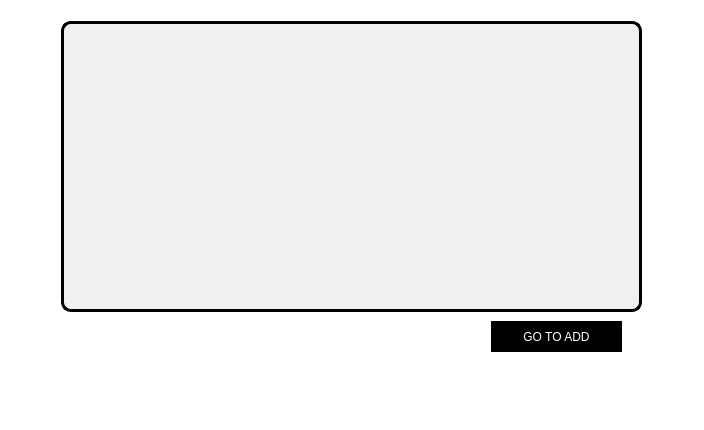
Above: freetadd.ui from natalyatesluk/courseWork before the change. Below: the same form after it.
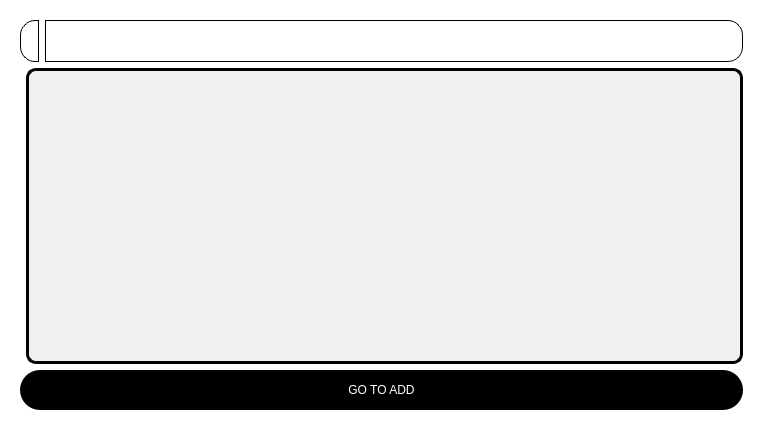
That is the form after the change. The open tabs and pages were chosen to show the change. Icons and pictures are not drawn.

Commit message: search made, icons added, delete dbmanager::updateList

Patch:
```diff
--- a/freetadd.ui
+++ b/freetadd.ui
@@ -6,7 +6,7 @@
    <rect>
     <x>0</x>
     <y>0</y>
-    <width>704</width>
+    <width>763</width>
     <height>430</height>
    </rect>
   </property>
@@ -87,27 +87,59 @@
       <number>1</number>
      </property>
      <widget class="QWidget" name="showPage">
-      <widget class="QTableView" name="frTimeTv">
-       <property name="geometry">
-        <rect>
-         <x>50</x>
-         <y>10</y>
-         <width>581</width>
-         <height>291</height>
-        </rect>
-       </property>
-      </widget>
-      <widget class="QPushButton" name="goAddPb">
-       <property name="geometry">
-        <rect>
-         <x>480</x>
-         <y>310</y>
-         <width>131</width>
-         <height>31</height>
-        </rect>
-       </property>
-       <property name="styleSheet">
-        <string notr="true">QPushButton
+      <layout class="QGridLayout" name="gridLayout_3">
+       <item row="0" column="0" colspan="2">
+        <layout class="QHBoxLayout" name="horizontalLayout">
+         <item>
+          <widget class="QLabel" name="searchLbl">
+           <property name="styleSheet">
+            <string notr="true">QLabel {
+    border: 1px solid #000000; /* Задайте границю */
+    border-top-left-radius: 15px; /* Заокруглення тільки з одного боку */
+    border-bottom-left-radius: 15px;
+    border-top-right-radius: 0; /* Встановіть інші кути без заокруглення */
+    border-bottom-right-radius: 0;
+    background-color: rgb(255, 255, 255); /* Колір фону */
+    color: #000000; /* Колір тексту */
+    padding: 5px; /* Відступи */
+    width: 35px;
+    height: 30px;
+}
+</string>
+           </property>
+           <property name="text">
+            <string/>
+           </property>
+           <property name="pixmap">
+            <pixmap resource="picture.qrc">:/photo/search.png</pixmap>
+           </property>
+          </widget>
+         </item>
+         <item>
+          <widget class="QLineEdit" name="searchLE">
+           <property name="styleSheet">
+            <string notr="true"> border: 1px solid #000000; /* Задайте границю */
+    border-top-left-radius: 0px; /* Заокруглення тільки з одного боку */
+    border-bottom-left-radius: 0;
+    border-top-right-radius: 15px; /* Встановіть інші кути без заокруглення */
+    border-bottom-right-radius:15px;
+    background-color: rgb(255, 255, 255); /* Колір фону */
+    color: #000000; /* Колір тексту */
+    padding: 5px; /* Відступи */
+    width: 665px;
+    height: 30px;</string>
+           </property>
+          </widget>
+         </item>
+        </layout>
+       </item>
+       <item row="1" column="1">
+        <widget class="QTableView" name="frTimeTv"/>
+       </item>
+       <item row="2" column="0" colspan="2">
+        <widget class="QPushButton" name="goAddPb">
+         <property name="styleSheet">
+          <string notr="true">QPushButton
 {
 	font: 12pt &quot;Candara&quot;;
 	background-color: rgb(0, 0, 0);
@@ -125,11 +157,13 @@
              background-color: rgb(255, 255, 255);
 	        color: rgb(0, 0, 0);
             }</string>
-       </property>
-       <property name="text">
-        <string>GO TO ADD</string>
-       </property>
-      </widget>
+         </property>
+         <property name="text">
+          <string>GO TO ADD</string>
+         </property>
+        </widget>
+       </item>
+      </layout>
      </widget>
      <widget class="QWidget" name="addePage">
       <layout class="QGridLayout" name="gridLayout_2">
```
Left out of the diff: 21 changed lines with no effect on the pictures. The commit also changes 657 other files.
